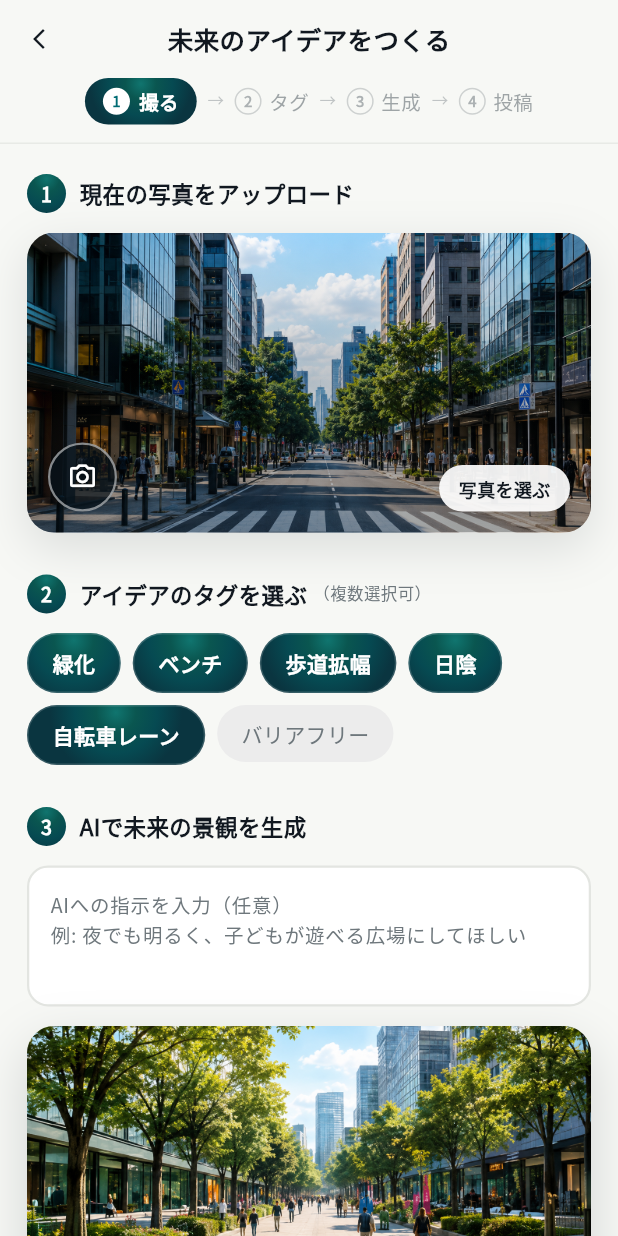
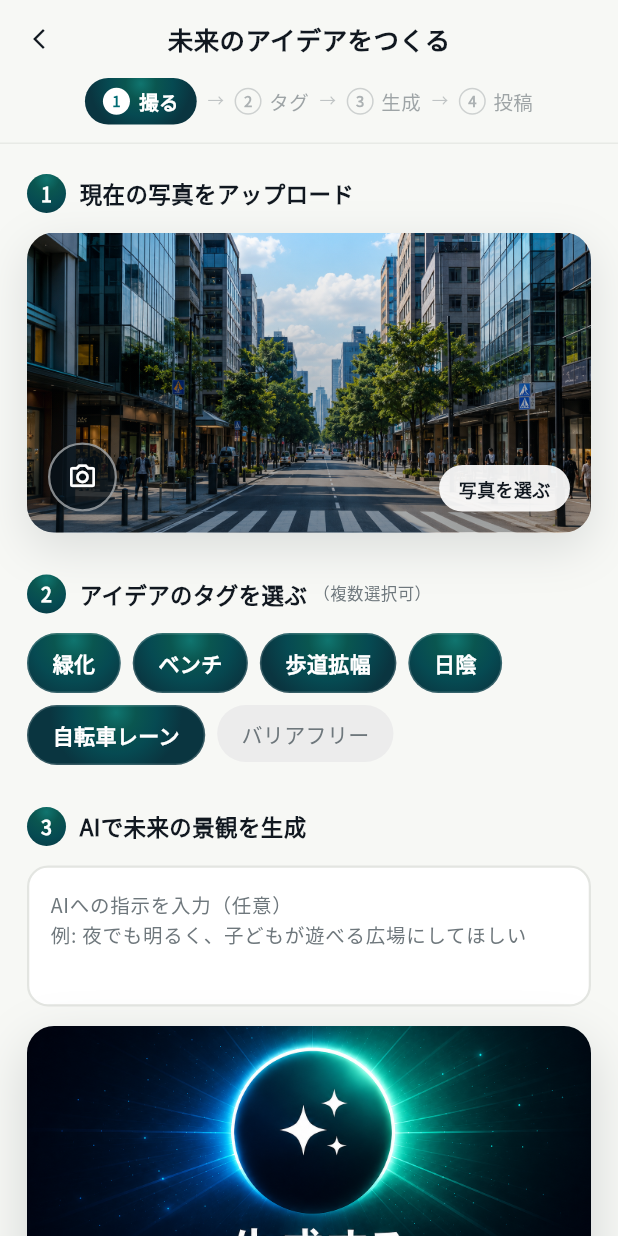
Before and after one commit to Anya-Stella/FutureCityApp, a Flutter app: the CreateScreen screen opened directly, on a phone screen of 412 x 824 dp. Run offline on Flutter 3.47's test engine with Material 3 defaults, Android fonts, the phone set to English and light mode, and no system bars; our stand-ins replace flutter_svg, google_fonts, supabase_flutter; accounts and stored records are empty; network calls fail.

Commit message:
🎨 Ver11

```diff
--- a/lib/screens/create_screen.dart
+++ b/lib/screens/create_screen.dart
@@ -717,7 +717,7 @@ class _CreateScreenState extends State<CreateScreen> {
                           Positioned.fill(
                             child: _generatedImageUrl != null
                                 ? AppTheme.buildImage(_generatedImageUrl!)
-                                : Image.asset('assets/plaza-after.png',
+                                : Image.asset('assets/generate-placeholder.png',
                                     fit: BoxFit.cover),
                           ),
                           // 生成中スピナー
--- a/pubspec.yaml
+++ b/pubspec.yaml
@@ -66,6 +66,7 @@ flutter:
     - assets/challenge-cover.png
     - assets/plaza-after.png
     - assets/street-before.png
+    - assets/generate-placeholder.png
 
   # An image asset can refer to one or more resolution-specific "variants", see
   # https://flutter.dev/to/resolution-aware-images
```
Also changed, not shown: assets/generate-placeholder.png (added).
